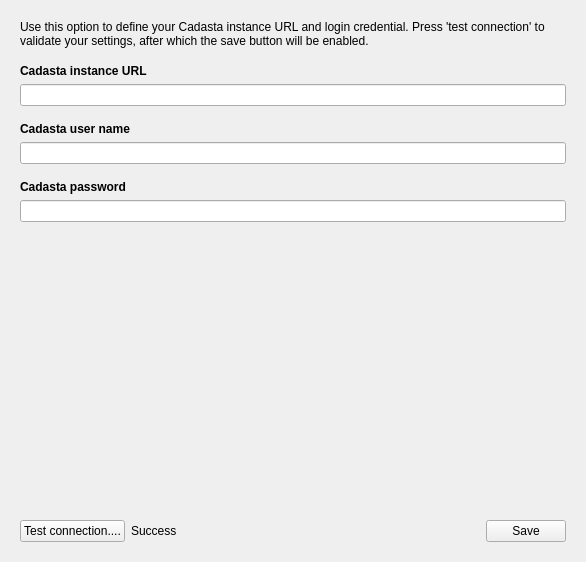
Before: the Qt Designer form cadasta/gui/ui/wizard/step_login01.ui in Cadasta/cadasta-qgis-plugin, drawn with Qt 5.
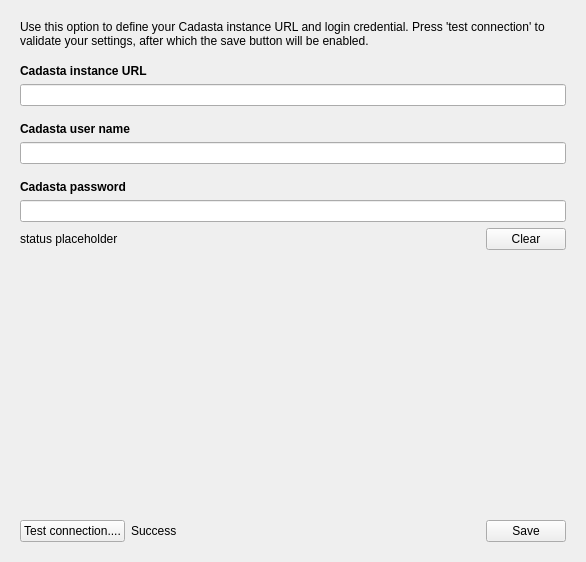
After: the same form once the commit is applied.

Commit message: Add token to network request if available

What changed in the file:
```diff
--- a/cadasta/gui/ui/wizard/step_login01.ui
+++ b/cadasta/gui/ui/wizard/step_login01.ui
@@ -207,6 +207,37 @@
         </item>
        </layout>
       </item>
+      <item>
+       <layout class="QHBoxLayout" name="horizontalLayout_2">
+        <item>
+         <widget class="QLabel" name="token_status">
+          <property name="text">
+           <string>status placeholder</string>
+          </property>
+         </widget>
+        </item>
+        <item>
+         <spacer name="horizontalSpacer_2">
+          <property name="orientation">
+           <enum>Qt::Horizontal</enum>
+          </property>
+          <property name="sizeHint" stdset="0">
+           <size>
+            <width>40</width>
+            <height>20</height>
+           </size>
+          </property>
+         </spacer>
+        </item>
+        <item>
+         <widget class="QPushButton" name="clear_button">
+          <property name="text">
+           <string>Clear</string>
+          </property>
+         </widget>
+        </item>
+       </layout>
+      </item>
       <item>
        <spacer name="verticalSpacer">
         <property name="orientation">
```
Left out of the diff: 6 changed lines with no effect on the pictures. The commit also changes 3 other files.
